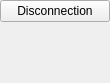
Above: ihm/CustomWidgets/rightmenu.ui from bmael/DameGame before the change. Below: the same form after it.
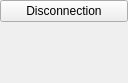
That is the form after the change. Icons and pictures are not drawn. Custom widgets are drawn as their Qt base class.

```diff
--- a/ihm/CustomWidgets/rightmenu.ui
+++ b/ihm/CustomWidgets/rightmenu.ui
@@ -6,7 +6,7 @@
    <rect>
     <x>0</x>
     <y>0</y>
-    <width>110</width>
+    <width>128</width>
     <height>83</height>
    </rect>
   </property>
@@ -72,7 +72,7 @@
        <property name="sizeHint" stdset="0">
         <size>
          <width>20</width>
-         <height>40</height>
+         <height>0</height>
         </size>
        </property>
       </spacer>
```
